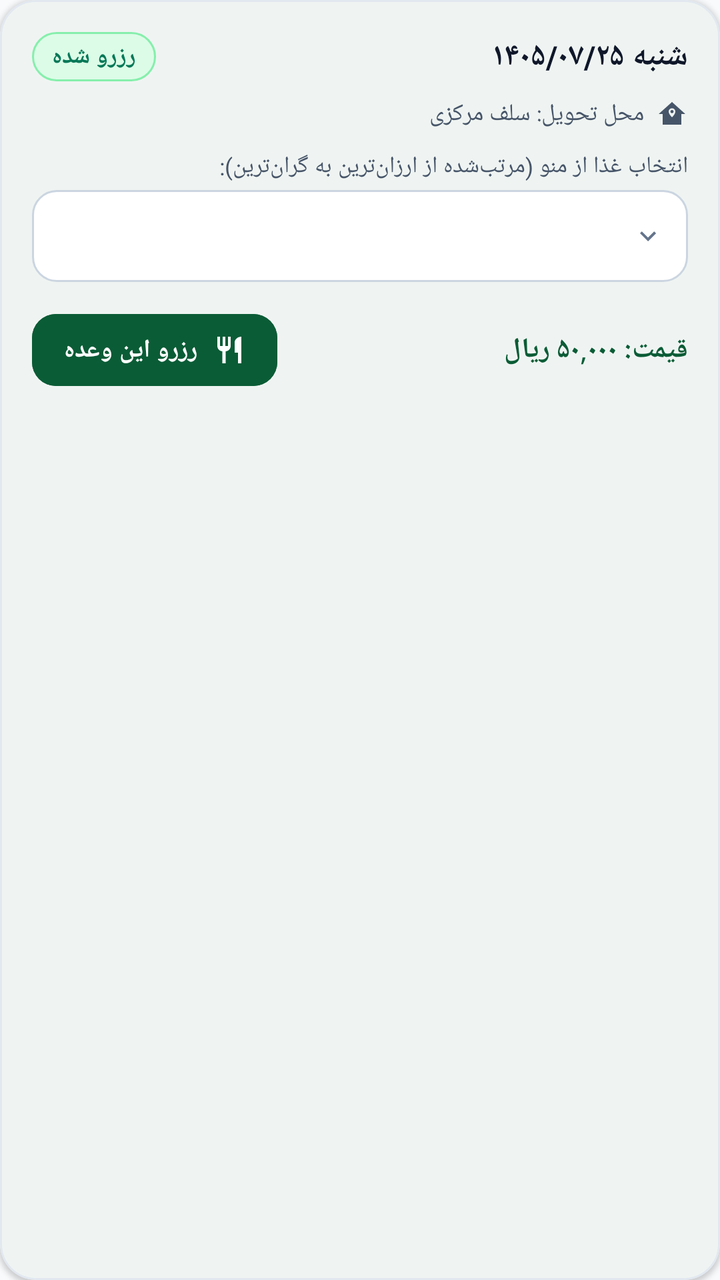
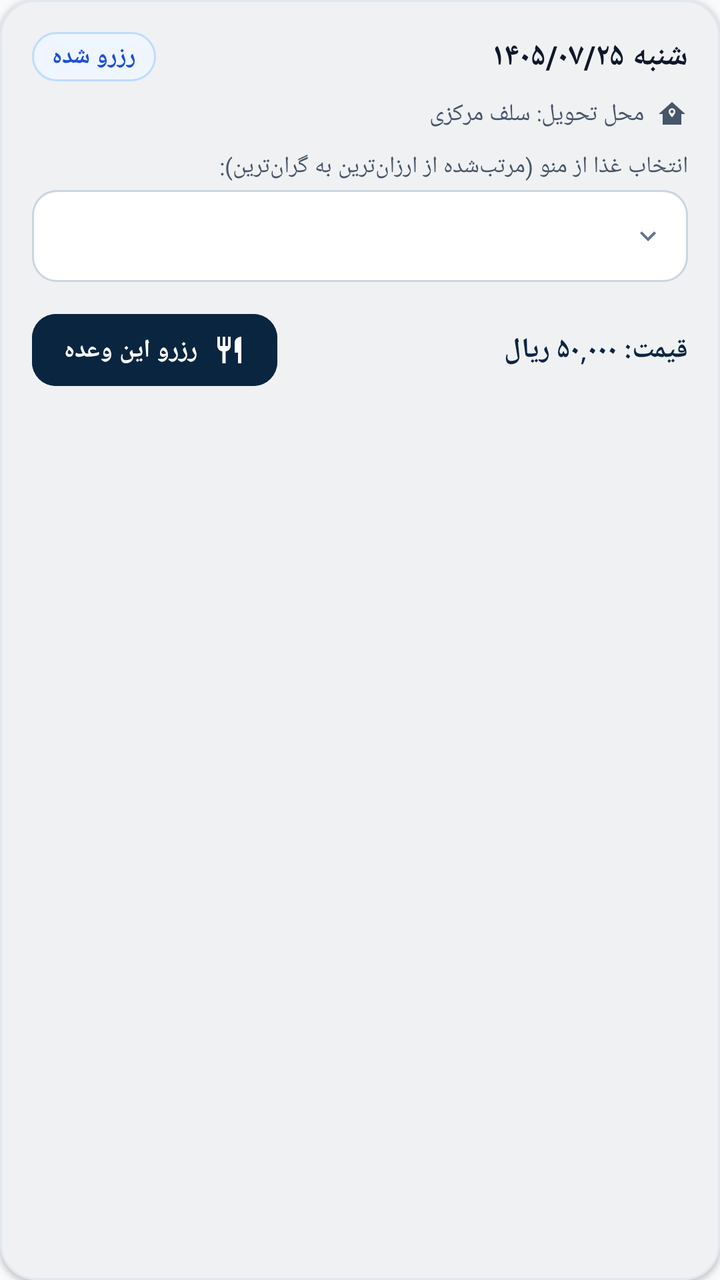

Compare the two renders of this Android layout. The source of the first and the diff that turns it into the second are given below.
<!-- AndroidManifest.xml: application theme Theme.SFD -->
<!-- res/layout/item_day_schedule.xml -->
<?xml version="1.0" encoding="utf-8"?>
<com.google.android.material.card.MaterialCardView xmlns:android="http://schemas.android.com/apk/res/android"
    xmlns:app="http://schemas.android.com/apk/res-auto"
    android:layout_width="match_parent"
    android:layout_height="wrap_content"
    android:layout_marginHorizontal="16dp"
    android:layout_marginVertical="6dp"
    app:cardCornerRadius="18dp"
    app:cardElevation="1.5dp"
    app:strokeColor="@color/border_subtle"
    app:strokeWidth="1dp"
    app:cardBackgroundColor="@color/surface"
    android:layoutDirection="rtl">

    <LinearLayout
        android:layout_width="match_parent"
        android:layout_height="wrap_content"
        android:orientation="vertical"
        android:padding="16dp">

        
        <LinearLayout
            android:layout_width="match_parent"
            android:layout_height="wrap_content"
            android:gravity="center_vertical"
            android:orientation="horizontal">

            <TextView
                android:id="@+id/tvDayTitle"
                android:layout_width="0dp"
                android:layout_height="wrap_content"
                android:layout_weight="1"
                android:text="شنبه ۱۴۰۵/۰۷/۲۵"
                android:textColor="@color/text_primary"
                android:textSize="15.5sp"
                android:textStyle="bold" />

            <TextView
                android:id="@+id/tvStatusBadge"
                android:layout_width="wrap_content"
                android:layout_height="wrap_content"
                android:background="@drawable/bg_badge_reserved"
                android:paddingHorizontal="10dp"
                android:paddingVertical="4dp"
                android:text="رزرو شده"
                android:textColor="@color/badge_reserved_text"
                android:textSize="12sp"
                android:textStyle="bold" />
        </LinearLayout>

        
        <LinearLayout
            android:id="@+id/llDaySelfIndicator"
            android:layout_width="match_parent"
            android:layout_height="wrap_content"
            android:layout_marginTop="8dp"
            android:gravity="center_vertical"
            android:orientation="horizontal">

            <ImageView
                android:layout_width="16dp"
                android:layout_height="16dp"
                android:src="@drawable/ic_building_location"
                app:tint="@color/text_secondary" />

            <TextView
                android:id="@+id/tvDaySelfIndicator"
                android:layout_width="0dp"
                android:layout_height="wrap_content"
                android:layout_marginStart="6dp"
                android:layout_weight="1"
                android:text="محل تحویل: سلف مرکزی"
                android:textColor="@color/text_secondary"
                android:textSize="12sp" />

            <LinearLayout
                android:id="@+id/tvDifferentSelfNotice"
                android:layout_width="wrap_content"
                android:layout_height="wrap_content"
                android:background="@drawable/bg_badge_warning"
                android:gravity="center_vertical"
                android:orientation="horizontal"
                android:paddingHorizontal="8dp"
                android:paddingVertical="3dp"
                android:visibility="gone">

                <ImageView
                    android:layout_width="12dp"
                    android:layout_height="12dp"
                    android:src="@drawable/ic_alert_triangle"
                    app:tint="@color/badge_warning_text" />

                <TextView
                    android:layout_width="wrap_content"
                    android:layout_height="wrap_content"
                    android:layout_marginStart="4dp"
                    android:text="سلف این روز متفاوت است"
                    android:textColor="@color/badge_warning_text"
                    android:textSize="10.5sp"
                    android:textStyle="bold" />
            </LinearLayout>
        </LinearLayout>

        
        <com.google.android.material.card.MaterialCardView
            android:id="@+id/reservedContainer"
            android:layout_width="match_parent"
            android:layout_height="wrap_content"
            android:layout_marginTop="12dp"
            app:cardCornerRadius="14dp"
            app:cardElevation="0dp"
            app:strokeColor="@color/badge_reserved_border"
            app:strokeWidth="1dp"
            app:cardBackgroundColor="#F0FDF4"
            android:visibility="gone">

            <LinearLayout
                android:layout_width="match_parent"
                android:layout_height="wrap_content"
                android:gravity="center_vertical"
                android:orientation="horizontal"
                android:padding="12dp">

                <FrameLayout
                    android:layout_width="38dp"
                    android:layout_height="38dp"
                    android:background="@drawable/bg_badge_reserved">

                    <ImageView
                        android:layout_width="20dp"
                        android:layout_height="20dp"
                        android:layout_gravity="center"
                        android:src="@drawable/ic_check_circle_fill"
                        app:tint="@color/badge_reserved_text" />
                </FrameLayout>

                <LinearLayout
                    android:layout_width="0dp"
                    android:layout_height="wrap_content"
                    android:layout_marginStart="10dp"
                    android:layout_weight="1"
                    android:orientation="vertical">

                    <TextView
                        android:id="@+id/tvReservedFood"
                        android:layout_width="wrap_content"
                        android:layout_height="wrap_content"
                        android:text="غذای رزرو شده: چلو کباب کوبیده"
                        android:textColor="@color/badge_reserved_text"
                        android:textSize="13.5sp"
                        android:textStyle="bold" />

                    <TextView
                        android:id="@+id/tvReservedSelf"
                        android:layout_width="wrap_content"
                        android:layout_height="wrap_content"
                        android:layout_marginTop="3dp"
                        android:text="محل تحویل: سلف مرکزی"
                        android:textColor="#166534"
                        android:textSize="11.5sp" />
                </LinearLayout>

                <com.google.android.material.button.MaterialButton
                    android:id="@+id/btnCancelReserve"
                    style="@style/Widget.Material3.Button.OutlinedButton"
                    android:layout_width="wrap_content"
                    android:layout_height="40dp"
                    android:text="لغو رزرو"
                    android:textColor="@color/badge_danger_text"
                    android:textSize="12sp"
                    android:textStyle="bold"
                    app:icon="@drawable/ic_cancel_circle"
                    app:iconGravity="textStart"
                    app:iconSize="16dp"
                    app:iconTint="@color/badge_danger_text"
                    app:cornerRadius="10dp"
                    app:strokeColor="@color/badge_danger_border" />
            </LinearLayout>
        </com.google.android.material.card.MaterialCardView>

        
        <LinearLayout
            android:id="@+id/selectionContainer"
            android:layout_width="match_parent"
            android:layout_height="wrap_content"
            android:layout_marginTop="10dp"
            android:orientation="vertical">

            
            <LinearLayout
                android:id="@+id/llDaySelfSelector"
                android:layout_width="match_parent"
                android:layout_height="wrap_content"
                android:layout_marginBottom="8dp"
                android:orientation="vertical"
                android:visibility="gone">

                <TextView
                    android:layout_width="wrap_content"
                    android:layout_height="wrap_content"
                    android:text="سلف تحویل این روز:"
                    android:textColor="@color/text_secondary"
                    android:textSize="11.5sp" />

                <Spinner
                    android:id="@+id/spDaySelf"
                    android:layout_width="match_parent"
                    android:layout_height="44dp"
                    android:layout_marginTop="4dp"
                    android:background="@drawable/bg_spinner" />
            </LinearLayout>

            
            <TextView
                android:layout_width="wrap_content"
                android:layout_height="wrap_content"
                android:text="انتخاب غذا از منو (مرتب‌شده از ارزان‌ترین به گران‌ترین):"
                android:textColor="@color/text_secondary"
                android:textSize="11.5sp" />

            <Spinner
                android:id="@+id/spFoods"
                android:layout_width="match_parent"
                android:layout_height="46dp"
                android:layout_marginTop="4dp"
                android:background="@drawable/bg_spinner" />

            
            <LinearLayout
                android:layout_width="match_parent"
                android:layout_height="wrap_content"
                android:layout_marginTop="12dp"
                android:gravity="center_vertical"
                android:orientation="horizontal">

                <TextView
                    android:id="@+id/tvPrice"
                    android:layout_width="0dp"
                    android:layout_height="wrap_content"
                    android:layout_weight="1"
                    android:text="قیمت: ۵۰,۰۰۰ ریال"
                    android:textColor="@color/primary"
                    android:textSize="14sp"
                    android:textStyle="bold" />

                <com.google.android.material.button.MaterialButton
                    android:id="@+id/btnReserve"
                    android:layout_width="wrap_content"
                    android:layout_height="44dp"
                    android:backgroundTint="@color/primary"
                    android:paddingHorizontal="16dp"
                    android:text="رزرو این وعده"
                    android:textColor="@color/white"
                    android:textSize="12.5sp"
                    android:textStyle="bold"
                    app:icon="@drawable/ic_order_food"
                    app:iconGravity="textStart"
                    app:iconSize="16dp"
                    app:iconTint="@color/white"
                    app:cornerRadius="12dp" />
            </LinearLayout>
        </LinearLayout>
    </LinearLayout>
</com.google.android.material.card.MaterialCardView>
<!-- resources referenced by this layout -->
<resources>
  <color name="badge_danger_border">#FECACA</color>
  <color name="badge_danger_text">#B91C1C</color>
  <color name="badge_reserved_border">#A7F3D0</color>
  <color name="badge_reserved_text">#047857</color>
  <color name="badge_warning_text">#B45309</color>
  <color name="border_subtle">#E2E8F0</color>
  <color name="primary">#0A5C36</color>
  <color name="surface">#FFFFFF</color>
  <color name="text_primary">#0F172A</color>
  <color name="text_secondary">#475569</color>
  <color name="white">#FFFFFF</color>
  <!-- drawable bg_badge_reserved (drawable) -->
  <?xml version="1.0" encoding="utf-8"?>
  <shape xmlns:android="http://schemas.android.com/apk/res/android"
      android:shape="rectangle">
      <corners android:radius="24dp" />
      <solid android:color="#DCFCE7" />
      <stroke android:width="1dp" android:color="#86EFAC" />
  </shape>
  <!-- drawable bg_badge_warning (drawable) -->
  <?xml version="1.0" encoding="utf-8"?>
  <shape xmlns:android="http://schemas.android.com/apk/res/android"
      android:shape="rectangle">
      <corners android:radius="24dp" />
      <solid android:color="#FEF3C7" />
      <stroke android:width="1dp" android:color="#FCD34D" />
  </shape>
  <!-- drawable ic_alert_triangle (drawable) -->
  <vector xmlns:android="http://schemas.android.com/apk/res/android"
      android:width="20dp"
      android:height="20dp"
      android:viewportWidth="24"
      android:viewportHeight="24">
      <path
          android:fillColor="#B45309"
          android:pathData="M1,21H23L12,2L1,21M13,18H11V16H13V18M13,14H11V10H13V14Z"/>
  </vector>
  <!-- drawable ic_building_location (drawable) -->
  <vector xmlns:android="http://schemas.android.com/apk/res/android"
      android:width="20dp"
      android:height="20dp"
      android:viewportWidth="24"
      android:viewportHeight="24">
      <path
          android:fillColor="#0A5C36"
          android:pathData="M12,3L2,12H5V20H19V12H22L12,3M12,7.7C13.4,7.7 14.5,8.8 14.5,10.2C14.5,12.1 12,14.5 12,14.5C12,14.5 9.5,12.1 9.5,10.2C9.5,8.8 10.6,7.7 12,7.7M12,9A1.2,1.2 0 0,0 10.8,10.2A1.2,1.2 0 0,0 12,11.4A1.2,1.2 0 0,0 13.2,10.2A1.2,1.2 0 0,0 12,9Z"/>
  </vector>
  <!-- drawable ic_cancel_circle (drawable) -->
  <vector xmlns:android="http://schemas.android.com/apk/res/android"
      android:width="20dp"
      android:height="20dp"
      android:viewportWidth="24"
      android:viewportHeight="24">
      <path
          android:fillColor="#B91C1C"
          android:pathData="M12,2C6.47,2 2,6.47 2,12C2,17.53 6.47,22 12,22C17.53,22 22,17.53 22,12C22,6.47 17.53,2 12,2M17,15.59L15.59,17L12,13.41L8.41,17L7,15.59L10.59,12L7,8.41L8.41,7L12,10.59L15.59,7L17,8.41L13.41,12L17,15.59Z"/>
  </vector>
  <!-- drawable ic_check_circle_fill (drawable) -->
  <vector xmlns:android="http://schemas.android.com/apk/res/android"
      android:width="20dp"
      android:height="20dp"
      android:viewportWidth="24"
      android:viewportHeight="24">
      <path
          android:fillColor="#15803D"
          android:pathData="M12,2A10,10 0 0,0 2,12A10,10 0 0,0 12,22A10,10 0 0,0 22,12A10,10 0 0,0 12,2M10,17L5,12L6.41,10.59L10,14.17L17.59,6.58L19,8L10,17Z"/>
  </vector>
  <!-- drawable ic_order_food (drawable) -->
  <vector xmlns:android="http://schemas.android.com/apk/res/android"
      android:width="24dp"
      android:height="24dp"
      android:viewportWidth="24"
      android:viewportHeight="24">
      <path
          android:fillColor="#FFFFFFFF"
          android:pathData="M11,9H9V2H7V9H5V2H3V9C3,11.12 4.66,12.84 6.75,12.97V22H9.25V12.97C11.34,12.84 13,11.12 13,9V2H11V9M16,6V14H18.5V22H21V2C18.24,2 16,4.24 16,6Z"/>
  </vector>
  <color name="border_medium">#CBD5E1</color>
  <color name="text_tertiary">#64748B</color>
  <color name="primary_container">#ECFDF5</color>
  <color name="on_primary_container">#064E3B</color>
  <color name="accent">#D97706</color>
  <color name="bg_app">#F8FAFC</color>
  <color name="primary_dark">#043E23</color>
  <!-- unchanged entries left out for length: 2 -->
</resources>

<!-- the commit's change to res/layout/item_day_schedule.xml (unified diff, before → after) -->
@@ -111,7 +111,7 @@
             app:cardElevation="0dp"
             app:strokeColor="@color/badge_reserved_border"
             app:strokeWidth="1dp"
-            app:cardBackgroundColor="#F0FDF4"
+            app:cardBackgroundColor="#EFF6FF"
             android:visibility="gone">
 
             <LinearLayout
@@ -156,7 +156,7 @@
                         android:layout_height="wrap_content"
                         android:layout_marginTop="3dp"
                         android:text="محل تحویل: سلف مرکزی"
-                        android:textColor="#166534"
+                        android:textColor="#1E3A8A"
                         android:textSize="11.5sp" />
                 </LinearLayout>
 
<!-- resource entries referenced after the edit -->
@@ -2,11 +2,11 @@
 <resources>
   <color name="badge_danger_border">#FECACA</color>
   <color name="badge_danger_text">#B91C1C</color>
-  <color name="badge_reserved_border">#A7F3D0</color>
-  <color name="badge_reserved_text">#047857</color>
+  <color name="badge_reserved_border">#BFDBFE</color>
+  <color name="badge_reserved_text">#1D4ED8</color>
   <color name="badge_warning_text">#B45309</color>
   <color name="border_subtle">#E2E8F0</color>
-  <color name="primary">#0A5C36</color>
+  <color name="primary">#0A2540</color>
   <color name="surface">#FFFFFF</color>
   <color name="text_primary">#0F172A</color>
   <color name="text_secondary">#475569</color>
@@ -16,8 +16,8 @@
   <shape xmlns:android="http://schemas.android.com/apk/res/android"
       android:shape="rectangle">
       <corners android:radius="24dp" />
-      <solid android:color="#DCFCE7" />
-      <stroke android:width="1dp" android:color="#86EFAC" />
+      <solid android:color="@color/badge_reserved_bg" />
+      <stroke android:width="1dp" android:color="@color/badge_reserved_border" />
   </shape>
   <!-- drawable bg_badge_warning (drawable) -->
   <?xml version="1.0" encoding="utf-8"?>
@@ -44,7 +44,7 @@
       android:viewportWidth="24"
       android:viewportHeight="24">
       <path
-          android:fillColor="#0A5C36"
+          android:fillColor="#0A2540"
           android:pathData="M12,3L2,12H5V20H19V12H22L12,3M12,7.7C13.4,7.7 14.5,8.8 14.5,10.2C14.5,12.1 12,14.5 12,14.5C12,14.5 9.5,12.1 9.5,10.2C9.5,8.8 10.6,7.7 12,7.7M12,9A1.2,1.2 0 0,0 10.8,10.2A1.2,1.2 0 0,0 12,11.4A1.2,1.2 0 0,0 13.2,10.2A1.2,1.2 0 0,0 12,9Z"/>
   </vector>
   <!-- drawable ic_cancel_circle (drawable) -->
@@ -77,13 +77,14 @@
           android:fillColor="#FFFFFFFF"
           android:pathData="M11,9H9V2H7V9H5V2H3V9C3,11.12 4.66,12.84 6.75,12.97V22H9.25V12.97C11.34,12.84 13,11.12 13,9V2H11V9M16,6V14H18.5V22H21V2C18.24,2 16,4.24 16,6Z"/>
   </vector>
+  <color name="badge_reserved_bg">#EFF6FF</color>
   <color name="border_medium">#CBD5E1</color>
   <color name="text_tertiary">#64748B</color>
-  <color name="primary_container">#ECFDF5</color>
-  <color name="on_primary_container">#064E3B</color>
-  <color name="accent">#D97706</color>
+  <color name="primary_container">#EFF6FF</color>
+  <color name="on_primary_container">#1E3A8A</color>
+  <color name="accent">#0284C7</color>
   <color name="bg_app">#F8FAFC</color>
-  <color name="primary_dark">#043E23</color>
+  <color name="primary_dark">#06182A</color>
   <!-- unchanged entries left out for length: 2 -->
 </resources>
 
